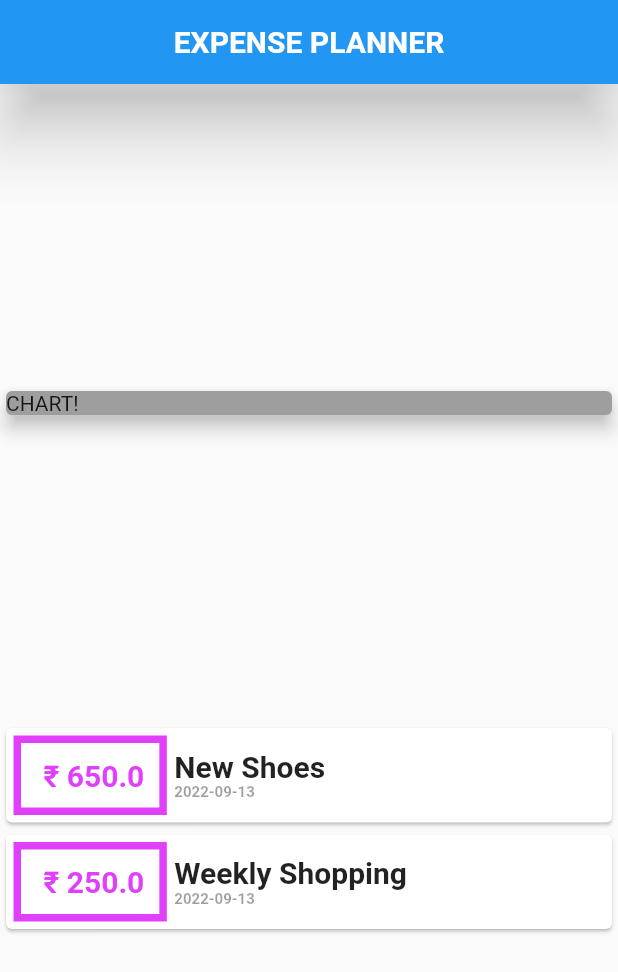
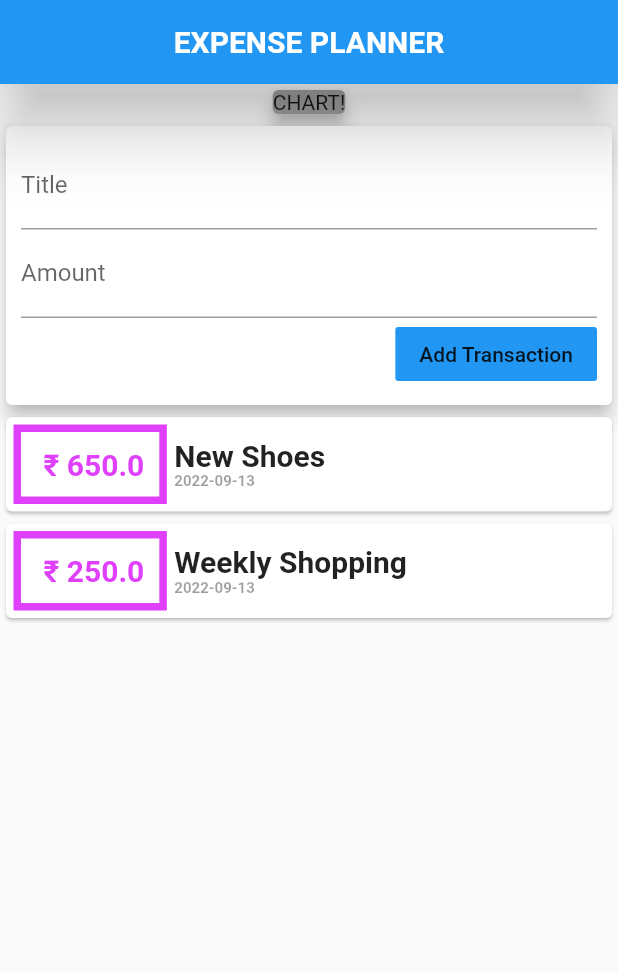
Before and after one commit to Jitender-yaduvanshi/expense_planner, a Flutter app: the screen it shows after launch, on a phone screen of 412 x 824 dp. Shown: the top 972 px of the screen. Run offline on Flutter 3.47's test engine with Material 2 defaults, Android fonts, the phone set to English and light mode, and no system bars.

Commit message:
new transactions adding options

```diff
--- a/lib/main.dart
+++ b/lib/main.dart
@@ -1,8 +1,5 @@
-import 'package:expense_planner/transaction.dart';
-import 'package:flutter/cupertino.dart';
+import './widgets/user_transaction.dart';
 import 'package:flutter/material.dart';
-import './transaction.dart';
-import 'package:intl/intl.dart';
 
 void main() {
   runApp(MyApp());
@@ -16,20 +13,6 @@ class MyApp extends StatelessWidget {
 }
 
 class MyHomePage extends StatelessWidget {
-  final List<Transaction> transaction = [
-    Transaction(
-      id: 't1',
-      title: 'New Shoes',
-      amount: 650,
-      date: DateTime.now(),
-    ),
-    Transaction(
-      id: 't2',
-      title: 'Weekly Shopping',
-      amount: 250,
-      date: DateTime.now(),
-    ),
-  ];
   @override
   Widget build(BuildContext context) {
     return MaterialApp(
@@ -43,66 +26,21 @@ class MyHomePage extends StatelessWidget {
             ),
           ),
         ),
-        body: Column(
-          mainAxisAlignment: MainAxisAlignment.spaceEvenly,
+        body: SingleChildScrollView(
+          child: Column(
+            //mainAxisAlignment: MainAxisAlignment.spaceEv enly,
             crossAxisAlignment: CrossAxisAlignment.center,
             children: [
-            Card(
+              Container(
+                child: Card(
                   elevation: 5,
                   color: Colors.grey,
-              child: Container(
-                width: double.infinity,
                   child: Text('CHART!'),
                 ),
               ),
-            Column(
-              children: transaction.map((tx) {
-                return Card(
-                  child: Row(
-                    children: [
-                      Container(
-                        padding: EdgeInsets.all(10),
-                        decoration: BoxDecoration(
-                          border:
-                              Border.all(color: Colors.purpleAccent, width: 5),
-                        ),
-                        margin:
-                            EdgeInsets.symmetric(horizontal: 5, vertical: 5),
-                        child: Text(
-                           ' ₹ ${tx.amount}',
-                          style: TextStyle(
-                              fontWeight: FontWeight.bold,
-                              fontSize: 20,
-                              color: Colors.purpleAccent),
-                        ),
-                      ),
-                      Column(
-                        crossAxisAlignment: CrossAxisAlignment.start,
-                        children: [
-                          Text(
-                            tx.title,
-                            style: TextStyle(
-                              fontSize: 20,
-                              color: Colors.black87,
-                              fontWeight: FontWeight.bold,
-                            ),
-                          ),
-                          Text(
-                           DateFormat('yyyy-MM-dd').format(tx.date),
-                            style: TextStyle(
-                              fontSize: 10,
-                              color: Colors.black38,
-                              fontWeight: FontWeight.bold,
-                            ),
-                          ),
-                        ],
-                      )
+              UserTransactions()
             ],
           ),
-                );
-              }).toList(),
-            )
-          ],
         ),
       ),
       debugShowCheckedModeBanner: false,
--- /dev/null
+++ b/lib/widgets/new_transaction.dart
@@ -0,0 +1,49 @@
+import 'package:flutter/material.dart';
+import '../widgets/user_transaction.dart';
+
+class NewTransaction extends StatelessWidget {
+  final Function addTx;
+  final titleController = TextEditingController();
+  final amountController = TextEditingController();
+  NewTransaction(this.addTx);
+  void submitData () {
+    addTx(
+      titleController.text,
+      double.parse(amountController.text),
+    );
+  }
+  @override
+  Widget build(BuildContext context) {
+    return Card(
+      elevation: 5,
+      child: Container(
+        padding: EdgeInsets.all(10),
+        child: Column(
+          crossAxisAlignment: CrossAxisAlignment.end,
+          children: [
+            TextField(
+              decoration: InputDecoration(labelText: 'Title'),
+              controller: titleController,
+            ),
+            TextField(
+              decoration: InputDecoration(labelText: 'Amount'),
+              controller: amountController,
+              keyboardType: TextInputType.number,
+              onSubmitted: (_)=>submitData,
+            ),
+            FlatButton(
+              onPressed: () {
+                addTx(
+                  titleController.text,
+                  double.parse(amountController.text),
+                );
+              },
+              child: Text('Add Transaction'),
+              color: Colors.blue,
+            )
+          ],
+        ),
+      ),
+    );
+  }
+}
--- /dev/null
+++ b/lib/widgets/transaction_list.dart
@@ -0,0 +1,59 @@
+import 'package:flutter/material.dart';
+import 'package:intl/intl.dart';
+import '../models/transaction.dart';
+
+class TransactionList extends StatelessWidget {
+  final List<Transaction> transactions;
+  TransactionList(this.transactions);
+  @override
+  Widget build(BuildContext context) {
+    return Container(
+      height: 300,
+      child: ListView(
+        children: transactions.map((tx) {
+          return Card(
+            child: Row(
+              children: [
+                Container(
+                  padding: EdgeInsets.all(10),
+                  decoration: BoxDecoration(
+                    border: Border.all(color: Colors.purpleAccent, width: 5),
+                  ),
+                  margin: EdgeInsets.symmetric(horizontal: 5, vertical: 5),
+                  child: Text(
+                    ' ₹ ${tx.amount}',
+                    style: TextStyle(
+                        fontWeight: FontWeight.bold,
+                        fontSize: 20,
+                        color: Colors.purpleAccent),
+                  ),
+                ),
+                Column(
+                  crossAxisAlignment: CrossAxisAlignment.start,
+                  children: [
+                    Text(
+                      tx.title,
+                      style: TextStyle(
+                        fontSize: 20,
+                        color: Colors.black87,
+                        fontWeight: FontWeight.bold,
+                      ),
+                    ),
+                    Text(
+                      DateFormat('yyyy-MM-dd').format(tx.date),
+                      style: TextStyle(
+                        fontSize: 10,
+                        color: Colors.black38,
+                        fontWeight: FontWeight.bold,
+                      ),
+                    ),
+                  ],
+                )
+              ],
+            ),
+          );
+        }).toList(),
+      ),
+    );
+  }
+}
--- /dev/null
+++ b/lib/widgets/user_transaction.dart
@@ -0,0 +1,43 @@
+import 'package:flutter/material.dart';
+import '../widgets/new_transaction.dart';
+import '../widgets/transaction_list.dart';
+import '../models/transaction.dart';
+
+class UserTransactions extends StatefulWidget {
+  @override
+  State<UserTransactions> createState() => _UserTransactionsState();
+}
+
+class _UserTransactionsState extends State<UserTransactions> {
+  final List<Transaction> _userTransactions = [
+    Transaction(
+      id: 't1',
+      title: 'New Shoes',
+      amount: 650,
+      date: DateTime.now(),
+    ),
+    Transaction(
+      id: 't2',
+      title: 'Weekly Shopping',
+      amount: 250,
+      date: DateTime.now(),
+    ),
+  ];
+  void _addNewTransactions(String txTitle, double txAmount) {
+    final newTx = Transaction(
+        title: txTitle,
+        amount: txAmount,
+        date: DateTime.now(),
+        id: DateTime.november.toString());
+    setState(() {
+      _userTransactions.add(newTx);
+    });
+  }
+
+  @override
+  Widget build(BuildContext context) {
+    return Column(
+      children: [NewTransaction(_addNewTransactions), TransactionList(_userTransactions)],
+    );
+  }
+}
```
Also changed, not shown: lib/models/transaction.dart (renamed from lib/transaction.dart). Lines whose indentation alone changed are shown as unchanged.
